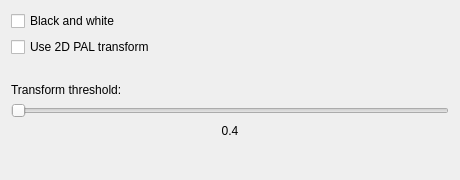
The window that tools/ld-analyse/palchromadecoderconfigdialog.ui (happycube/ld-decode) describes before a commit, drawn with Qt 5.
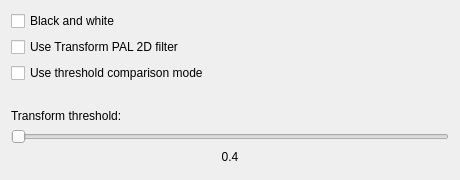
The same window after the commit.

Commit message:
Implement the "level" filter mode.
Previously we only had the "threshold" mode. I'd tried both originally
and "threshold" seems to work better for 2D, so keep that as the
default.

Add a checkbox to ld-analyse for selecting modes.

```diff
--- a/tools/ld-analyse/palchromadecoderconfigdialog.ui
+++ b/tools/ld-analyse/palchromadecoderconfigdialog.ui
@@ -26,7 +26,14 @@
      <item>
       <widget class="QCheckBox" name="twoDeeTransformCheckBox">
        <property name="text">
-        <string>Use 2D PAL transform</string>
+        <string>Use Transform PAL 2D filter</string>
+       </property>
+      </widget>
+     </item>
+     <item>
+      <widget class="QCheckBox" name="thresholdModeCheckBox">
+       <property name="text">
+        <string>Use threshold comparison mode</string>
        </property>
       </widget>
      </item>
```
The commit also changes 7 other files.
